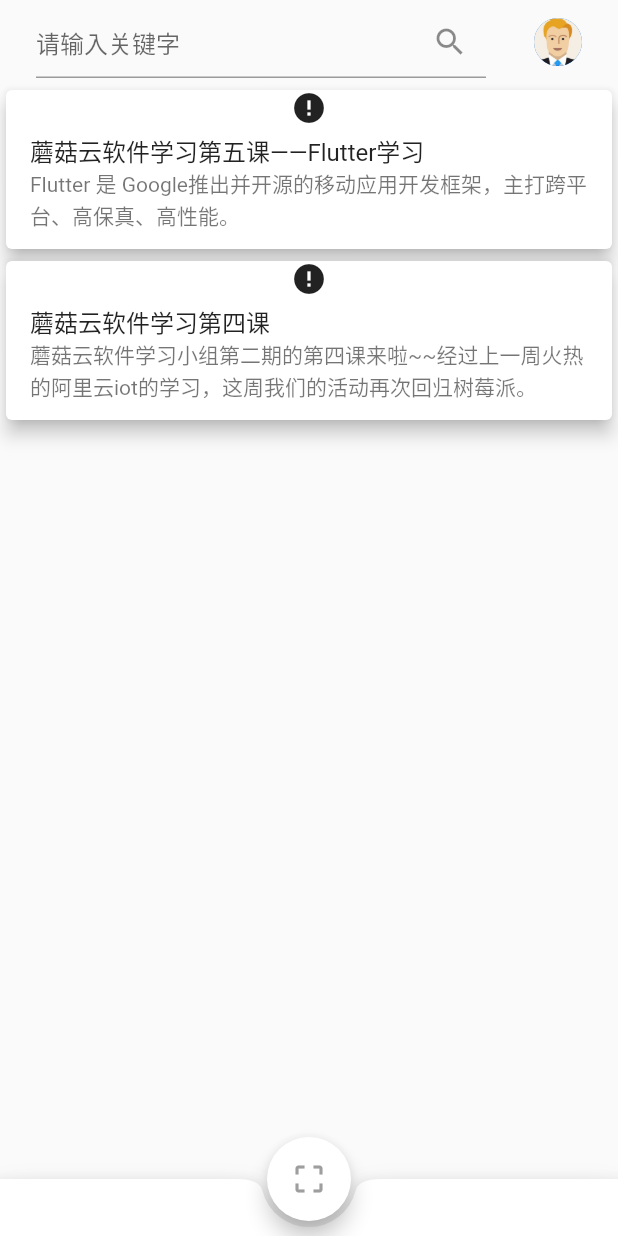
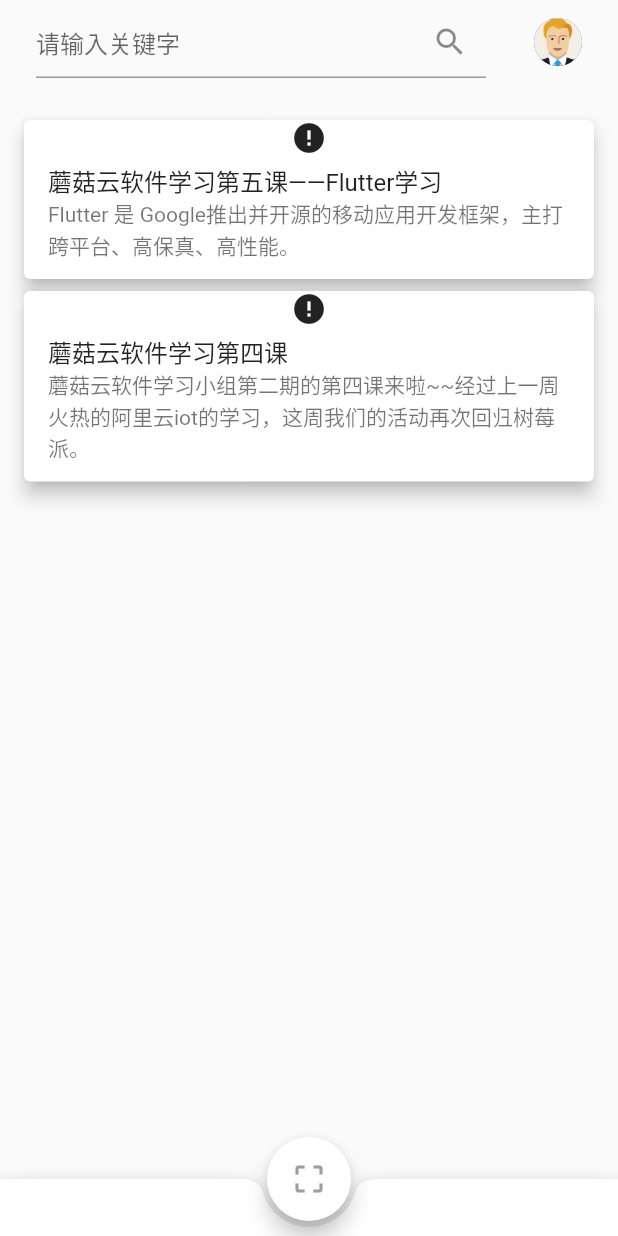
Before and after one commit to mushroomcloud-cc/member-app, a Flutter app: the WorkshopPage screen opened by its route, on a phone screen of 412 x 824 dp. Run offline on Flutter 3.47's test engine with Material 2 defaults, Android fonts, the phone set to English and light mode, and no system bars; drawn by our look-alikes of cached_network_image; network calls fail.

Commit message:
update style

```diff
--- a/lib/pages/workshop_page.dart
+++ b/lib/pages/workshop_page.dart
@@ -67,12 +67,17 @@
           ],
         ),
         body: Center(
+          child: Padding(
+            padding: const EdgeInsets.all(16.0),
             child: ListView(
               children: <Widget>[
                 ...workshopItems.map((Workshop item) {
                   return Card(
+
                     elevation: 5,
+                    margin: const EdgeInsets.only(top: 8.0),
                     child: Column(
+
                       children: <Widget>[
                         Container(
                           child: CachedNetworkImage(
@@ -97,6 +102,7 @@
               ],
             ),
           ),
+        ),
         floatingActionButton: FloatingActionButton(
           backgroundColor: Colors.white,
           onPressed: () {
```
Lines whose indentation alone changed are shown as unchanged.
